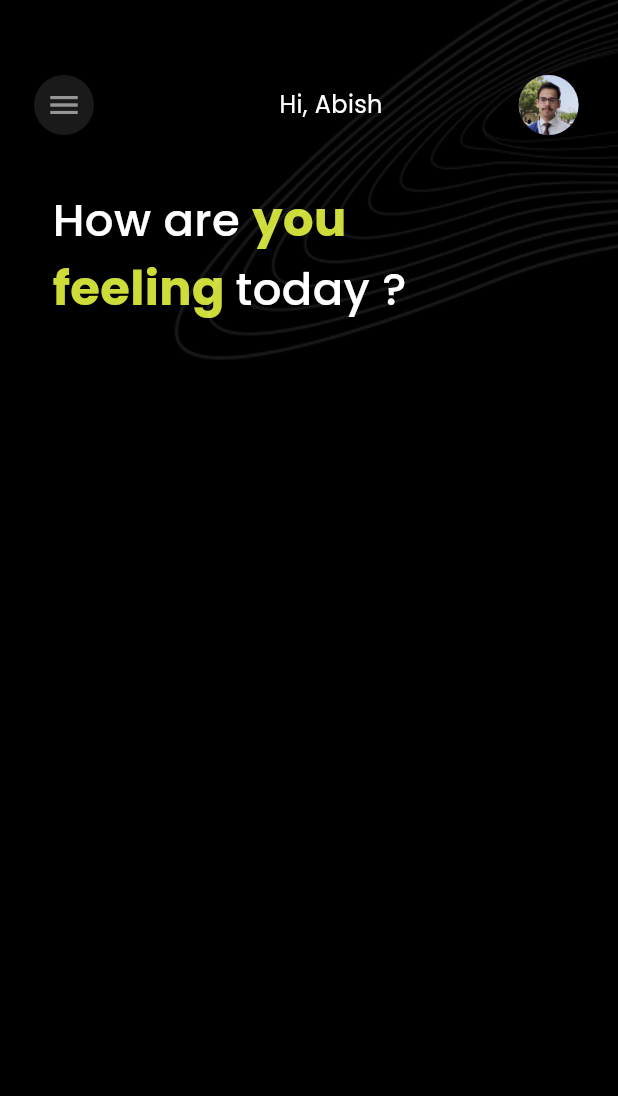
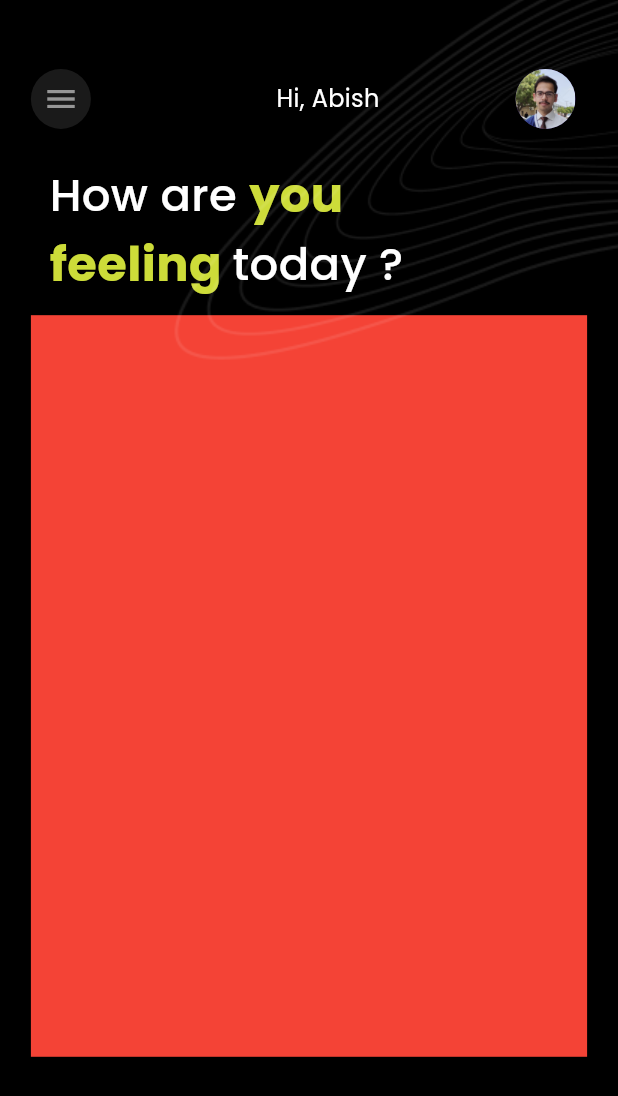
Before and after one commit to abishbaig/Emotiease, a Flutter app: the screen it shows after launch, on a phone screen of 412 x 824 dp. Shown: the top 1096 px of the screen. Run offline on Flutter 3.47's test engine with Material 3 defaults, Android fonts, the phone set to English and light mode, and no system bars.

Commit message:
Adjust Home Page App Bar

```diff
--- a/lib/pages/home_page.dart
+++ b/lib/pages/home_page.dart
@@ -24,6 +24,7 @@ class HomePage extends StatelessWidget {
             children: [
               _appBar(screenWidth, screenHeight),
               _welcomeTitle(screenWidth, screenHeight),
+              _pageOptions(screenWidth, screenHeight),
               _backImg(screenWidth, screenHeight),
             ],
           ),
@@ -33,11 +34,12 @@ class HomePage extends StatelessWidget {
   }
 
   Widget _appBar(double screenWidth, double screenHeight) {
-    return SingleChildScrollView(
+    return Positioned(
+      top: screenHeight * 0.05,
+      left: screenWidth * 0.02,
+      child: SingleChildScrollView(
         scrollDirection: Axis.horizontal,
         child: Container(
-        margin: EdgeInsets.symmetric(
-            vertical: screenHeight * 0.055, horizontal: screenWidth * 0.025),
           color: Colors.transparent,
           width: screenWidth,
           height: screenHeight * 0.06,
@@ -83,6 +85,7 @@ class HomePage extends StatelessWidget {
             ],
           ),
         ),
+      ),
     );
   }
 
@@ -98,8 +101,8 @@ class HomePage extends StatelessWidget {
 
   Widget _welcomeTitle(double screenWidth, double screenHeight) {
     return Positioned(
-      top: screenHeight * 0.15,
-      left: screenWidth * 0.085,
+      top: screenHeight * 0.13,
+      left: screenWidth * 0.08,
       child: Container(
         width: screenWidth * 0.8,
         height: screenHeight * 0.105,
@@ -151,4 +154,19 @@ class HomePage extends StatelessWidget {
       ),
     );
   }
+
+  Widget _pageOptions(double screenWidth, double screenHeight) {
+    return Positioned(
+      top: screenHeight * 0.255,
+      left: screenWidth * 0.05,
+      child: Container(
+        width: screenWidth * 0.9,
+        height: screenHeight * 0.6,
+        color: Colors.red,
+        child: GridView.count(
+          crossAxisCount: 2,
+        ),
+      ),
+    );
   }
+}
```
Lines whose indentation alone changed are shown as unchanged.
